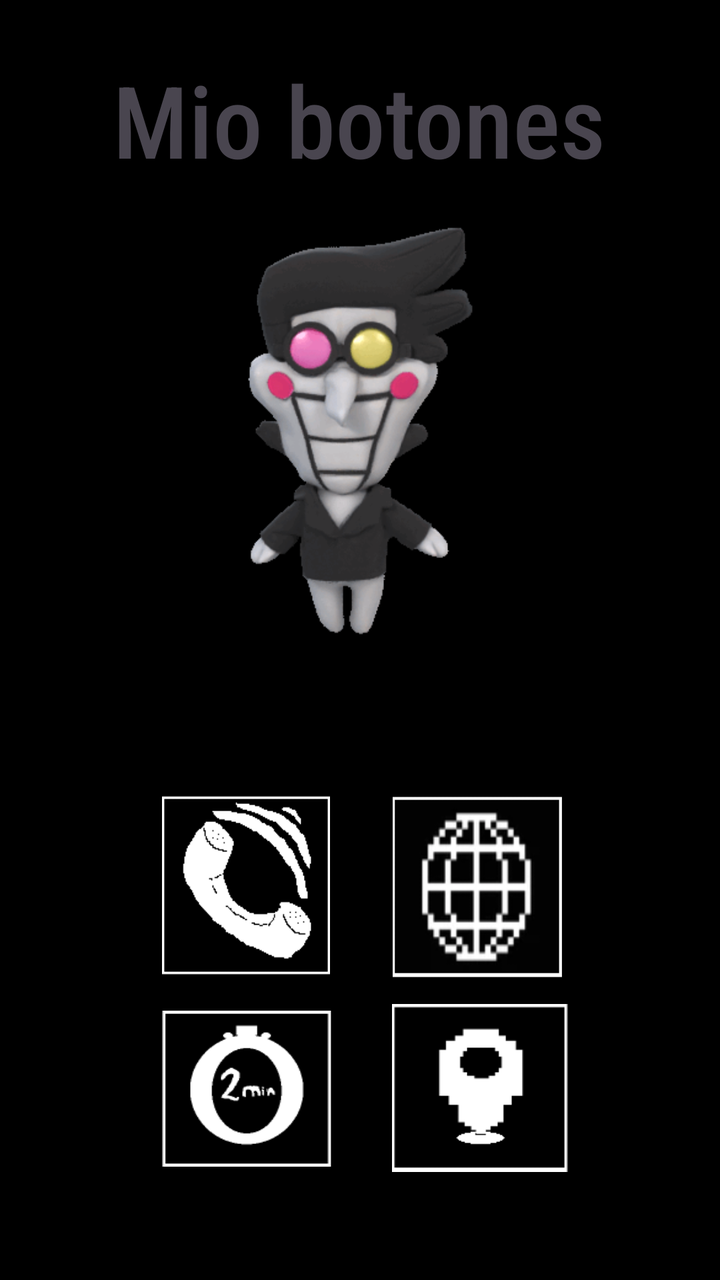
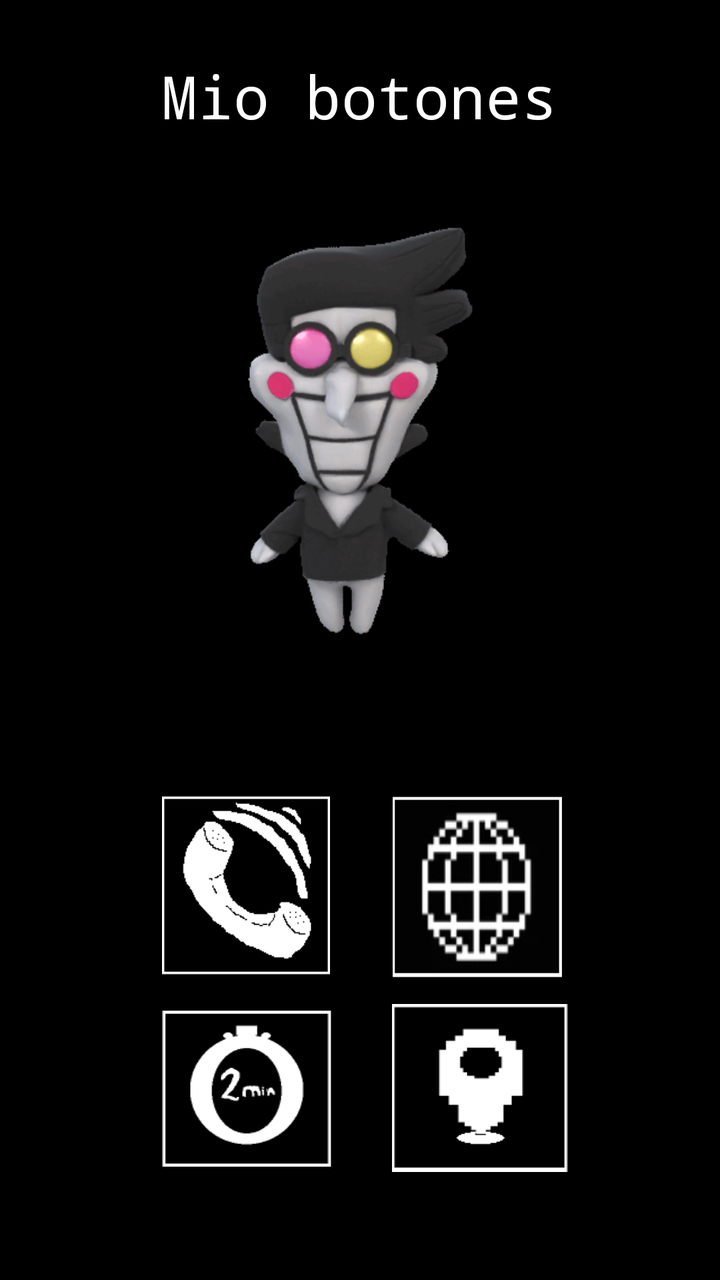

Screens rendered from an Android XML layout before and after an edit, with the pre-edit source and the edit as a unified diff.
<!-- AndroidManifest.xml: application theme Theme.AplicacionCon4Botones -->
<!-- res/layout/activity_main.xml -->
<?xml version="1.0" encoding="utf-8"?>
<androidx.constraintlayout.widget.ConstraintLayout xmlns:android="http://schemas.android.com/apk/res/android"
    xmlns:app="http://schemas.android.com/apk/res-auto"
    xmlns:tools="http://schemas.android.com/tools"
    android:id="@+id/main"
    android:background="@color/negro"
    android:layout_width="match_parent"
    android:layout_height="match_parent"
    tools:context=".Activity">


    <TextView
        android:id="@+id/textView"
        android:layout_width="wrap_content"
        android:layout_height="wrap_content"
        android:text="@string/mio_botones"
        app:layout_constraintBottom_toBottomOf="parent"
        app:layout_constraintEnd_toEndOf="parent"
        app:layout_constraintHorizontal_bias="0.498"
        app:layout_constraintStart_toStartOf="parent"
        app:layout_constraintTop_toTopOf="parent"
        android:fontFamily="sans-serif-condensed-medium"
        android:textSize="50dp"
        app:layout_constraintVertical_bias="0.046" />

    <ImageView
        android:id="@+id/imageView"
        android:layout_width="315dp"
        android:layout_height="447dp"
        android:contentDescription="@string/big_shot"
        app:layout_constraintBottom_toBottomOf="parent"
        app:layout_constraintEnd_toEndOf="parent"
        app:layout_constraintStart_toStartOf="parent"
        app:layout_constraintTop_toTopOf="parent"
        app:layout_constraintVertical_bias="0.0"
        app:srcCompat="@drawable/spamtom" />

    <Button
        android:id="@+id/callButton"
        android:layout_width="84dp"
        android:layout_height="90dp"
        android:width="20dp"
        android:background="@drawable/call_icon"
        android:text="@string/llamar"
        app:backgroundTint="@null"
        app:layout_constraintBottom_toBottomOf="parent"
        app:layout_constraintEnd_toEndOf="parent"
        app:layout_constraintHorizontal_bias="0.293"
        app:layout_constraintStart_toStartOf="parent"
        app:layout_constraintTop_toTopOf="parent"
        app:layout_constraintVertical_bias="0.723" />

    <Button
        android:id="@+id/URLbutton"
        android:layout_width="85dp"
        android:layout_height="91dp"
        android:background="@drawable/url_icon"
        android:text="@string/URL"
        app:backgroundTint="@null"
        app:layout_constraintBottom_toBottomOf="parent"
        app:layout_constraintEnd_toEndOf="parent"
        app:layout_constraintHorizontal_bias="0.714"
        app:layout_constraintStart_toStartOf="parent"
        app:layout_constraintTop_toTopOf="parent"
        app:layout_constraintVertical_bias="0.725" />

    <Button
        android:id="@+id/alarmButton"
        android:layout_width="85dp"
        android:layout_height="78dp"
        android:background="@drawable/alarm_icon"
        android:text="@string/alarma_2_minutos"
        app:backgroundTint="@null"
        app:layout_constraintBottom_toBottomOf="parent"
        app:layout_constraintEnd_toEndOf="parent"
        app:layout_constraintHorizontal_bias="0.294"
        app:layout_constraintStart_toStartOf="parent"
        app:layout_constraintTop_toTopOf="parent"
        app:layout_constraintVertical_bias="0.899" />

    <Button
        android:id="@+id/ubicationButton"
        android:layout_width="88dp"
        android:layout_height="84dp"
        android:background="@drawable/pin_icon"
        android:text="@string/ubicaci_n"
        app:backgroundTint="@null"
        app:layout_constraintBottom_toBottomOf="parent"
        app:layout_constraintEnd_toEndOf="parent"
        app:layout_constraintHorizontal_bias="0.72"
        app:layout_constraintStart_toStartOf="parent"
        app:layout_constraintTop_toTopOf="parent"
        app:layout_constraintVertical_bias="0.903" />


</androidx.constraintlayout.widget.ConstraintLayout>
<!-- resources referenced by this layout -->
<resources>
  <color name="negro">#000000</color>
  <!-- drawable alarm_icon: png bitmap (drawable, 2067 bytes) -->
  <!-- drawable call_icon: png bitmap (drawable, 2116 bytes) -->
  <!-- drawable pin_icon: png bitmap (drawable, 1410 bytes) -->
  <!-- drawable spamtom: gif bitmap (drawable, 568901 bytes) -->
  <!-- drawable url_icon: png bitmap (drawable, 18955 bytes) -->
  <string name="URL"> </string>
  <string name="alarma_2_minutos"> </string>
  <string name="big_shot">Big Shot</string>
  <string name="llamar"> </string>
  <string name="mio_botones">Mio botones</string>
  <string name="ubicaci_n"> </string>
  <style name="Theme.AplicacionCon4Botones" parent="Base.Theme.AplicacionCon4Botones" />
  <style name="Base.Theme.AplicacionCon4Botones" parent="Theme.Material3.DayNight.NoActionBar">
          
          
      </style>
</resources>

<!-- the commit's change to res/layout/activity_main.xml (unified diff, before → after) -->
@@ -15,12 +15,13 @@
         android:layout_height="wrap_content"
         android:text="@string/mio_botones"
         app:layout_constraintBottom_toBottomOf="parent"
+        android:fontFamily="monospace"
+        android:textColor="@color/blanco"
+        android:textSize="30dp"
         app:layout_constraintEnd_toEndOf="parent"
         app:layout_constraintHorizontal_bias="0.498"
         app:layout_constraintStart_toStartOf="parent"
         app:layout_constraintTop_toTopOf="parent"
-        android:fontFamily="sans-serif-condensed-medium"
-        android:textSize="50dp"
         app:layout_constraintVertical_bias="0.046" />
 
     <ImageView
<!-- resource entries referenced after the edit -->
@@ -1,5 +1,6 @@
 <!-- resources referenced by this layout -->
 <resources>
+  <color name="blanco">#FFFFFF</color>
   <color name="negro">#000000</color>
   <!-- drawable alarm_icon: png bitmap (drawable, 2067 bytes) -->
   <!-- drawable call_icon: png bitmap (drawable, 2116 bytes) -->
